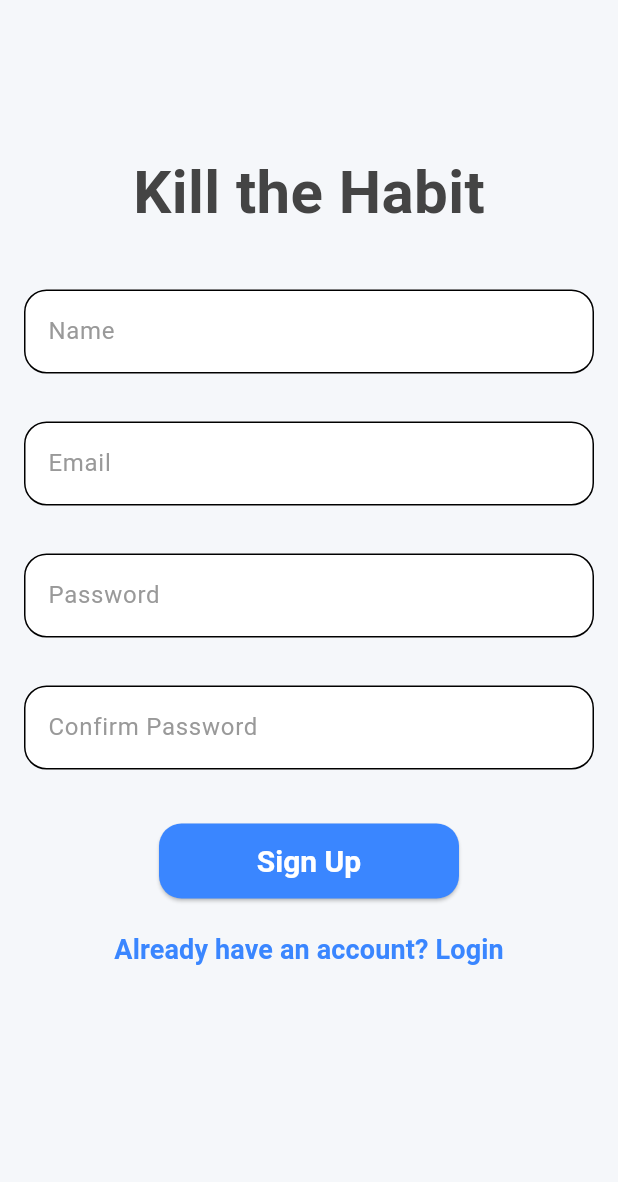
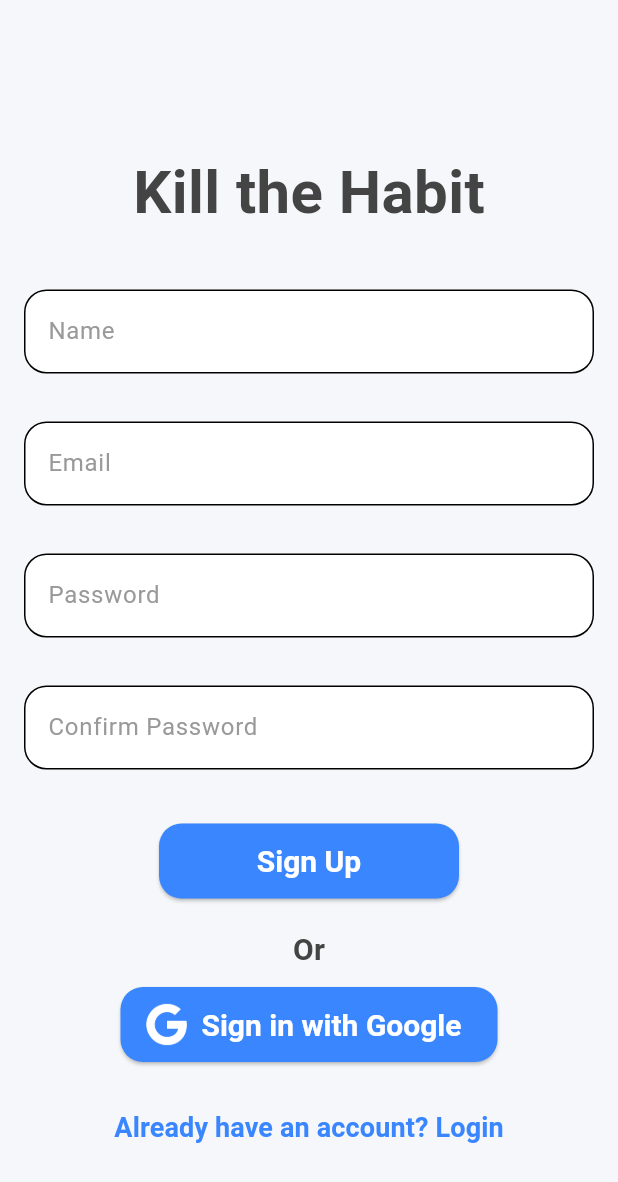
Before and after one commit to Gill87/killthehabit, a Flutter app: the RegisterPage screen opened directly with empty values, on a phone screen of 412 x 824 dp. Shown: the top 1182 px of the screen. Run offline on Flutter 3.47's test engine with Material 3 defaults, Android fonts, the phone set to English and light mode, and no system bars; our stand-ins replace cloud_firestore, firebase_auth, firebase_core, flutter_bloc, google_fonts, google_sign_in; accounts and stored records are empty; network calls fail; Roboto replaces fonts that are missing (Ubuntu).

Commit message:
forgot password and google sign in implemented.

```diff
--- a/lib/auth/domain/repos/auth_repo.dart
+++ b/lib/auth/domain/repos/auth_repo.dart
@@ -7,7 +7,9 @@ abstract class AuthRepo {
 
   Future<void> signOut();
 
-  Future<bool> isSignedIn();
+  bool isSignedIn();
 
   Future<AppUser?> getCurrentUser();
+
+  Future signInWithGoogle();
 }
--- a/lib/auth/presentation/pages/register_page.dart
+++ b/lib/auth/presentation/pages/register_page.dart
@@ -87,7 +87,41 @@ class _RegisterPageState extends State<RegisterPage> {
                   ),
                 ),
 
+                const SizedBox(height: 20),
+
+                Text(
+                  "Or",
+                  style: GoogleFonts.ubuntu(
+                    fontSize: 20,
+                    fontWeight: FontWeight.bold,
+                  ),
+                ),
+
                 const SizedBox(height: 10),
+
+                ElevatedButton.icon(
+                  onPressed: () {
+                    // Call the loginWithGoogle method from AuthCubit
+                    final authCubit = context.read<AuthCubit>();
+                    authCubit.loginWithGoogle();
+                  },
+                  icon:  Image.asset('assets/images/google_logo.png', width: 30, height: 30, color: Colors.white),
+                  label: Text(
+                    "Sign in with Google",
+                    style: GoogleFonts.ubuntu(
+                      fontSize: 20,
+                      fontWeight: FontWeight.bold,
+                    ),
+                  ),
+                  style: ElevatedButton.styleFrom(
+                    minimumSize: const Size(200, 50),
+                    shape: RoundedRectangleBorder(
+                      borderRadius: BorderRadius.circular(15),
+                    ),
+                  ),
+                ),
+
+                const SizedBox(height: 20),
 
                 TextButton(
                   onPressed: widget.togglePage,
--- a/pubspec.yaml
+++ b/pubspec.yaml
@@ -32,6 +32,7 @@ dependencies:
     sdk: flutter
 
 
+
   # The following adds the Cupertino Icons font to your application.
   # Use with the CupertinoIcons class for iOS style icons.
   cupertino_icons: ^1.0.8
@@ -40,6 +41,7 @@ dependencies:
   flutter_bloc: ^9.1.1
   firebase_auth: ^5.5.4
   cloud_firestore: ^5.6.8
+  google_sign_in: ^6.2.2
 
 dev_dependencies:
   flutter_test:
@@ -62,6 +64,8 @@ flutter:
   # included with your application, so that you can use the icons in
   # the material Icons class.
   uses-material-design: true
+  assets:
+    - assets/images/
 
   # To add assets to your application, add an assets section, like this:
   # assets:
```
Also changed, not shown: lib/app_root.dart (+6 -3 lines), lib/auth/data/firebase_auth_repo.dart (+18 -4 lines), lib/auth/presentation/cubits/auth_cubit.dart (+21 -0 lines), lib/auth/presentation/pages/auth_page.dart (+11 -0 lines), lib/auth/presentation/pages/forgot_password_page.dart (added, +115 -0 lines), lib/auth/presentation/pages/login_page.dart (+35 -2 lines), lib/components/loading_screen.dart (added, +14 -0 lines), lib/home_page.dart (+7 -1 lines), assets/images/google_logo.png (added), pubspec.lock, 2 other files.
